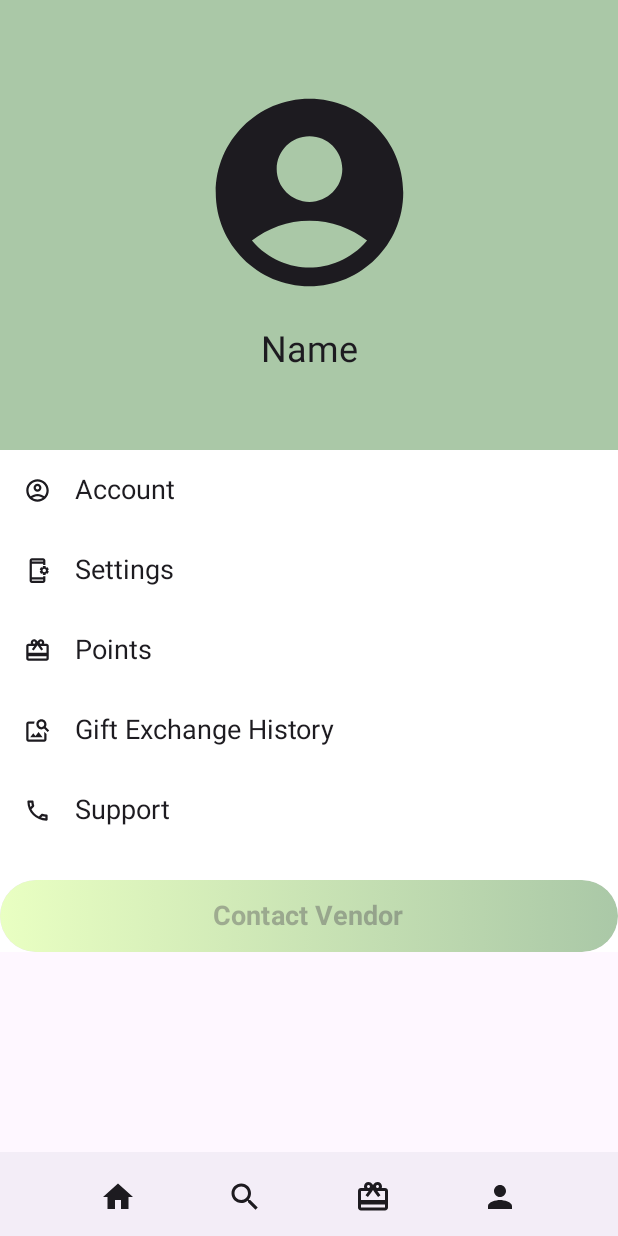
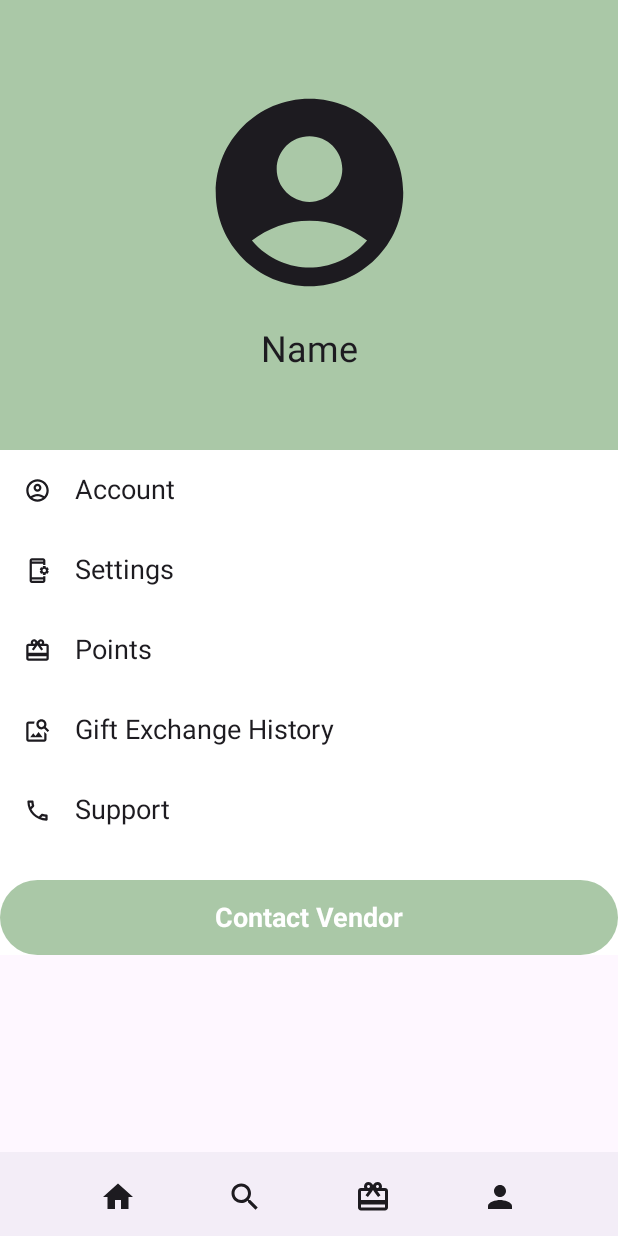
Before and after one commit to Peachy72/EcoEarn, an Android app built with Jetpack Compose: the @Preview function ProfileScreenPreview, on a phone screen of 412 x 824 dp. Run offline under Robolectric (Android 15) with nearby library versions, the phone set to English and light mode, and no system bars.

```diff
--- a/app/src/main/java/com/example/ecoearn/components/AppComponents.kt
+++ b/app/src/main/java/com/example/ecoearn/components/AppComponents.kt
@@ -119,7 +119,7 @@ fun HeadingTextComponent(value: String) {
             .fillMaxWidth()
             .heightIn(),
         style = TextStyle(
-            fontSize = 18.sp,
+            fontSize = 26.sp,
             fontWeight = FontWeight.Bold,
             fontStyle = FontStyle.Normal
         ),
@@ -475,53 +475,6 @@ fun ProfileComponent() {
     }
 }
 
-@SuppressLint("UnusedMaterial3ScaffoldPaddingParameter")
-@OptIn(ExperimentalMaterial3Api::class)
-@Composable
-fun BottomBarComponent() {
-    Scaffold(
-        bottomBar = {
-            BottomAppBar(
-                modifier = Modifier
-                    .fillMaxWidth()
-                    .height(56.dp)
-            ) {
-                Row(
-                    modifier = Modifier
-                        .fillMaxWidth()
-                        .height(56.dp),
-                    verticalAlignment = Alignment.CenterVertically,
-                    horizontalArrangement = Arrangement.SpaceBetween
-                ) {
-                    Spacer(modifier = Modifier.width(1.dp))
-                    Icon(
-                        imageVector = Icons.Filled.Home,
-                        contentDescription = "Home",
-                        modifier = Modifier.size(24.dp)
-                    )
-                    Icon(
-                        imageVector = Icons.Filled.Search,
-                        contentDescription = "Search",
-                        modifier = Modifier.size(24.dp)
-                    )
-                    Icon(
-                        imageVector = Icons.Filled.CardGiftcard,
-                        contentDescription = "Gift",
-                        modifier = Modifier.size(24.dp)
-                    )
-                    Icon(
-                        imageVector = Icons.Default.Person,
-                        contentDescription = "Profile",
-                        modifier = Modifier.size(24.dp)
-                    )
-                    Spacer(modifier = Modifier.width(1.dp))
-                }
-            }
-        }
-    ) {
-
-    }
-}
 
 @Composable
 fun CardComponent(image: Int, title: String, onClick: () -> Unit) {
--- /dev/null
+++ b/app/src/main/java/com/example/ecoearn/components/BottomBarComponent.kt
@@ -0,0 +1,71 @@
+package com.example.ecoearn.components
+
+import android.annotation.SuppressLint
+import androidx.compose.foundation.layout.Arrangement
+import androidx.compose.foundation.layout.Row
+import androidx.compose.foundation.layout.Spacer
+import androidx.compose.foundation.layout.fillMaxWidth
+import androidx.compose.foundation.layout.height
+import androidx.compose.foundation.layout.size
+import androidx.compose.foundation.layout.width
+import androidx.compose.material.icons.Icons
+import androidx.compose.material.icons.filled.CardGiftcard
+import androidx.compose.material.icons.filled.Home
+import androidx.compose.material.icons.filled.Person
+import androidx.compose.material.icons.filled.Search
+import androidx.compose.material3.BottomAppBar
+import androidx.compose.material3.ExperimentalMaterial3Api
+import androidx.compose.material3.Icon
+import androidx.compose.material3.Scaffold
+import androidx.compose.runtime.Composable
+import androidx.compose.ui.Alignment
+import androidx.compose.ui.Modifier
+import androidx.compose.ui.unit.dp
+
+@SuppressLint("UnusedMaterial3ScaffoldPaddingParameter")
+@OptIn(ExperimentalMaterial3Api::class)
+@Composable
+fun BottomBarComponent() {
+    Scaffold(
+        bottomBar = {
+            BottomAppBar(
+                modifier = Modifier
+                    .fillMaxWidth()
+                    .height(56.dp)
+            ) {
+                Row(
+                    modifier = Modifier
+                        .fillMaxWidth()
+                        .height(56.dp),
+                    verticalAlignment = Alignment.CenterVertically,
+                    horizontalArrangement = Arrangement.SpaceBetween
+                ) {
+                    Spacer(modifier = Modifier.width(1.dp))
+                    Icon(
+                        imageVector = Icons.Filled.Home,
+                        contentDescription = "Home",
+                        modifier = Modifier.size(24.dp)
+                    )
+                    Icon(
+                        imageVector = Icons.Filled.Search,
+                        contentDescription = "Search",
+                        modifier = Modifier.size(24.dp)
+                    )
+                    Icon(
+                        imageVector = Icons.Filled.CardGiftcard,
+                        contentDescription = "Gift",
+                        modifier = Modifier.size(24.dp)
+                    )
+                    Icon(
+                        imageVector = Icons.Default.Person,
+                        contentDescription = "Profile",
+                        modifier = Modifier.size(24.dp)
+                    )
+                    Spacer(modifier = Modifier.width(1.dp))
+                }
+            }
+        }
+    ) {
+
+    }
+}
--- a/app/src/main/java/com/example/ecoearn/navigation/EcoEarnAppRouter.kt
+++ b/app/src/main/java/com/example/ecoearn/navigation/EcoEarnAppRouter.kt
@@ -14,7 +14,7 @@ sealed class Screen() {
 }
 
 object EcoEarnAppRouter {
-    var currentScreen: MutableState<Screen> = mutableStateOf(Screen.VoucherScreen)
+    var currentScreen: MutableState<Screen> = mutableStateOf(Screen.WelcomeScreen)
 
     fun navigateTo(destination: Screen) {
         currentScreen.value = destination
--- a/app/src/main/java/com/example/ecoearn/screens/ProfileScreen.kt
+++ b/app/src/main/java/com/example/ecoearn/screens/ProfileScreen.kt
@@ -7,6 +7,7 @@ import androidx.compose.foundation.layout.Spacer
 import androidx.compose.foundation.layout.fillMaxSize
 import androidx.compose.foundation.layout.fillMaxWidth
 import androidx.compose.foundation.layout.height
+import androidx.compose.foundation.layout.heightIn
 import androidx.compose.foundation.layout.padding
 import androidx.compose.material.icons.Icons
 import androidx.compose.material.icons.outlined.AccountCircle
@@ -14,18 +15,27 @@ import androidx.compose.material.icons.outlined.AppSettingsAlt
 import androidx.compose.material.icons.outlined.Call
 import androidx.compose.material.icons.outlined.CardGiftcard
 import androidx.compose.material.icons.outlined.ImageSearch
+import androidx.compose.material3.Button
+import androidx.compose.material3.ButtonDefaults
 import androidx.compose.material3.Surface
+import androidx.compose.material3.Text
 import androidx.compose.runtime.Composable
 import androidx.compose.ui.Modifier
 import androidx.compose.ui.graphics.Color
 import androidx.compose.ui.res.stringResource
+import androidx.compose.ui.text.TextStyle
+import androidx.compose.ui.text.font.FontStyle
+import androidx.compose.ui.text.font.FontWeight
+import androidx.compose.ui.text.style.TextAlign
 import androidx.compose.ui.tooling.preview.Preview
 import androidx.compose.ui.unit.dp
+import androidx.compose.ui.unit.sp
 import com.example.ecoearn.R
 import com.example.ecoearn.components.BottomBarComponent
 import com.example.ecoearn.components.ButtonComponent
 import com.example.ecoearn.components.ClickableTextComponentWithIcon
 import com.example.ecoearn.components.ProfileComponent
+import com.example.ecoearn.navigation.EcoEarnAppRouter
 import com.example.ecoearn.navigation.Screen
 import com.example.ecoearn.ui.theme.Primary
 
@@ -60,10 +70,27 @@ fun ProfileScreen() {
                 imageVector = Icons.Outlined.Call
             )
             Spacer(modifier = Modifier.height(20.dp))
-            ButtonComponent(
-                value = stringResource(id = R.string.contact_vendor),
-                screen = Screen.TermsAndConditionsScreen,
-            )
+            Button(
+                onClick = { /*TODO*/ },
+                modifier = Modifier
+                    .fillMaxWidth()
+                    .height(50.dp),
+                colors = ButtonDefaults.buttonColors(Primary)
+            ) {
+                Text(
+                    text = stringResource(id = R.string.contact_vendor),
+                    modifier = Modifier
+                        .fillMaxWidth()
+                        .heightIn(),
+                    style = TextStyle(
+                        fontSize = 18.sp,
+                        fontWeight = FontWeight.Bold,
+                        fontStyle = FontStyle.Normal
+                    ),
+                    color = Color.White,
+                    textAlign = TextAlign.Center
+                )
+            }
             BottomBarComponent()
         }
     }
```
Also changed, not shown: app/src/main/java/com/example/ecoearn/screens/LoginScreen.kt (+11 -1 lines), app/src/main/java/com/example/ecoearn/screens/WelcomeScreen.kt (+13 -2 lines), app/src/main/res/drawable-nodpi/logo.png (added).
